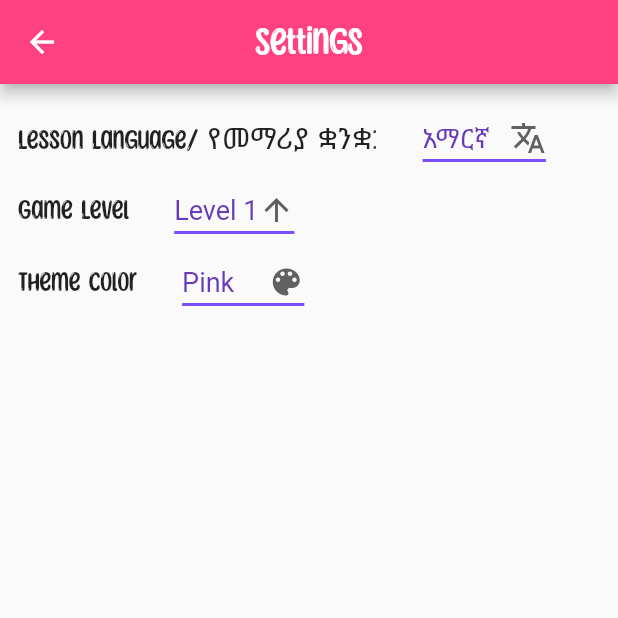
After one commit to master-8702/flutter_kids_matching_game, a Flutter app: the screen it shows after launch, after a tap on the "settings" icon, on a phone screen of 412 x 824 dp, the top half of it. The commit adds this screen. Run offline on Flutter 3.47's test engine with Material 2 defaults, Android fonts, the phone set to English and light mode, and no system bars; our stand-ins replace audioplayers.

Commit message:
add setting page

```diff
--- a/lib/main.dart
+++ b/lib/main.dart
@@ -3,6 +3,7 @@ import 'package:flutter_kids_matching_game/screens/animal_game_screen.dart';
 import 'package:flutter_kids_matching_game/screens/color_game_screen.dart';
 import 'package:flutter_kids_matching_game/screens/fruit_game_screen.dart';
 import 'package:flutter_kids_matching_game/screens/game-list_screen.dart';
+import 'package:flutter_kids_matching_game/screens/setting_page_screen.dart';
 
 void main() {
   runApp(MyApp());
@@ -47,6 +48,7 @@ class _MyAppState extends State<MyApp> {
         '/colorGame': (context) => ColorGameScreen(),
         '/animalGame': (context) => AnimalGameScreen(),
         '/fruitGame': (context) => FruitGameScreen(),
+        '/setting': (context) => SettingPageScreen(),
       },
     );
   }
--- a/lib/screens/game-list_screen.dart
+++ b/lib/screens/game-list_screen.dart
@@ -12,13 +12,26 @@ class _GameListScreenState extends State<GameListScreen> {
   Widget build(BuildContext context) {
     return Material(
       child: Padding(
-        padding: const EdgeInsets.all(12.0),
+        padding: const EdgeInsets.all(20.0),
         child: Column(
           mainAxisAlignment: MainAxisAlignment.center,
           crossAxisAlignment: CrossAxisAlignment.center,
           children: [
-            const SizedBox(
-              height: 120,
+            Expanded(
+              child: Row(
+                mainAxisAlignment: MainAxisAlignment.end,
+                children: [
+                  IconButton(
+                    icon: const Icon(
+                      Icons.settings,
+                      size: 50,
+                    ),
+                    onPressed: () {
+                      Navigator.pushNamed(context, '/setting');
+                    },
+                  ),
+                ],
+              ),
             ),
             const ElevatedButton(
               onPressed: null,
--- /dev/null
+++ b/lib/screens/setting_page_screen.dart
@@ -0,0 +1,152 @@
+import 'package:flutter/material.dart';
+
+class SettingPageScreen extends StatefulWidget {
+  const SettingPageScreen({Key? key}) : super(key: key);
+
+  @override
+  State<SettingPageScreen> createState() => _SettingPageScreenState();
+}
+
+class _SettingPageScreenState extends State<SettingPageScreen> {
+  String selectedLanguage = "አማርኛ";
+  String selectedLevel = "Level 1";
+  String selectedThemeColor = "Pink";
+
+  List<String> languageList = ["አማርኛ", "English"];
+  List<String> gameLevels = ["Level 1", "Level 2", "Level 3"];
+  List<String> themeColors = ["Pink", "Purple", "Orange"];
+  // String selectedLanguage = 'One';
+  // List<String> mylist = ['One', 'Two', 'Free', 'Four'];
+  @override
+  Widget build(BuildContext context) {
+    return Scaffold(
+      appBar: AppBar(
+        centerTitle: true,
+        title: const Text(
+          "Settings",
+          style: TextStyle(fontSize: 28),
+        ),
+      ),
+      body: Material(
+        child: Padding(
+          padding: const EdgeInsets.all(12.0),
+          child: Column(
+            children: [
+              Row(
+                children: [
+                  const Text(
+                    "Lesson Language/ የመማሪያ ቋንቋ:",
+                    style: TextStyle(fontSize: 20),
+                  ),
+                  SizedBox(
+                    width: 30,
+                  ),
+                  DropdownButton<String>(
+                    value: selectedLanguage,
+                    icon: const Icon(Icons.translate),
+                    iconSize: 24,
+                    elevation: 16,
+                    style: const TextStyle(color: Colors.deepPurple),
+                    underline: Container(
+                      height: 2,
+                      color: Colors.deepPurpleAccent,
+                    ),
+                    onChanged: (String? newValue) {
+                      setState(() {
+                        selectedLanguage = newValue!;
+                      });
+                    },
+                    items: languageList
+                        .map<DropdownMenuItem<String>>((String value) {
+                      return DropdownMenuItem<String>(
+                        value: value,
+                        child: Text(
+                          value,
+                          style: TextStyle(fontSize: 18),
+                        ),
+                      );
+                    }).toList(),
+                  ),
+                ],
+              ),
+              Row(
+                children: [
+                  const Text(
+                    "Game Level",
+                    style: TextStyle(fontSize: 20),
+                  ),
+                  SizedBox(
+                    width: 30,
+                  ),
+                  DropdownButton<String>(
+                    value: selectedLevel,
+                    icon: const Icon(Icons.arrow_upward),
+                    iconSize: 24,
+                    elevation: 16,
+                    style: const TextStyle(color: Colors.deepPurple),
+                    underline: Container(
+                      height: 2,
+                      color: Colors.deepPurpleAccent,
+                    ),
+                    onChanged: (String? newValue) {
+                      setState(() {
+                        selectedLevel = newValue!;
+                      });
+                    },
+                    items: gameLevels
+                        .map<DropdownMenuItem<String>>((String value) {
+                      return DropdownMenuItem<String>(
+                        value: value,
+                        child: Text(
+                          value,
+                          style: TextStyle(fontSize: 18),
+                        ),
+                      );
+                    }).toList(),
+                  ),
+                ],
+              ),
+              Row(
+                children: [
+                  const Text(
+                    "Theme Color",
+                    style: TextStyle(fontSize: 20),
+                  ),
+                  SizedBox(
+                    width: 30,
+                  ),
+                  DropdownButton<String>(
+                    value: selectedThemeColor,
+                    icon: const Icon(Icons.color_lens),
+                    iconSize: 24,
+                    elevation: 16,
+                    style: const TextStyle(color: Colors.deepPurple),
+                    underline: Container(
+                      height: 2,
+                      color: Colors.deepPurpleAccent,
+                    ),
+                    onChanged: (String? newValue) {
+                      setState(() {
+                        selectedThemeColor = newValue!;
+                      });
+                    },
+                    items: themeColors
+                        .map<DropdownMenuItem<String>>((String value) {
+                      return DropdownMenuItem<String>(
+                        value: value,
+                        child: Text(
+                          value,
+                          style: TextStyle(fontSize: 18),
+                        ),
+                      );
+                    }).toList(),
+                  ),
+                ],
+              )
+            ],
+          ),
+        ),
+      ),
+    );
+  }
+}
```
